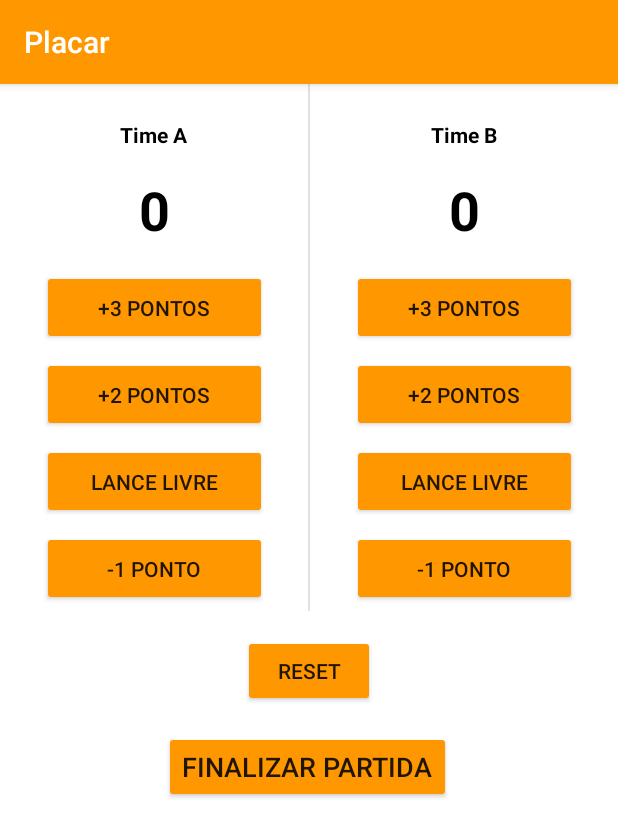
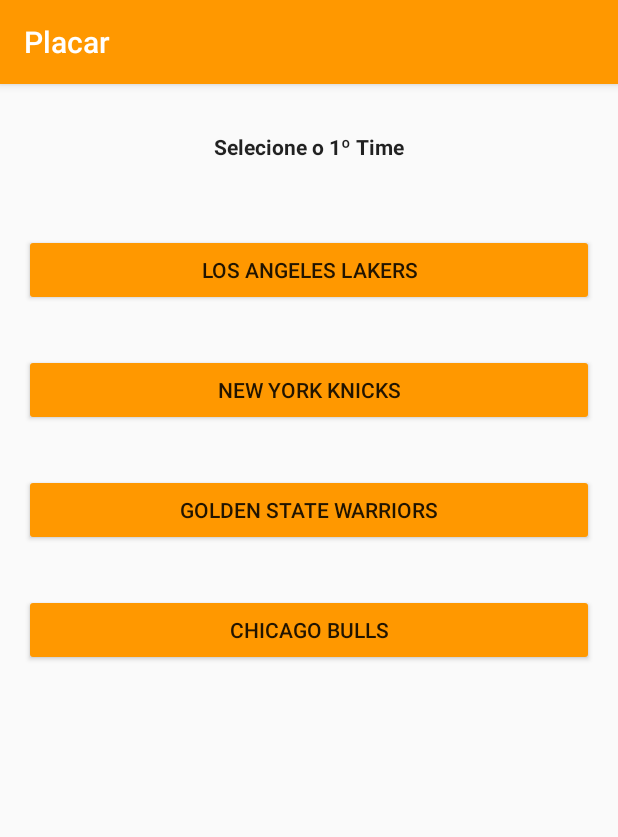
Before and after one commit to PauloFerreira-S/Placar, an Android app: the screen it shows after launch (MainActivity before the commit, Activity1 after it), on a phone screen of 412 x 824 dp. Shown: the top 837 px of the screen. Run offline under Robolectric (Android 15) with nearby library versions, the phone set to English and light mode, and no system bars.

Commit message:
Version 3.0

```diff
--- a/app/build.gradle
+++ b/app/build.gradle
@@ -10,8 +10,8 @@ android {
         applicationId "com.paulo.placar"
         minSdkVersion 24
         targetSdkVersion 30
-        versionCode 2
-        versionName "2.0"
+        versionCode 3
+        versionName "3.0"
 
         testInstrumentationRunner "androidx.test.runner.AndroidJUnitRunner"
     }
--- a/app/src/main/AndroidManifest.xml
+++ b/app/src/main/AndroidManifest.xml
@@ -9,14 +9,16 @@
         android:roundIcon="@mipmap/ic_launcher_round"
         android:supportsRtl="true"
         android:theme="@style/AppTheme">
-        <activity android:name=".Activity2"></activity>
-        <activity android:name=".MainActivity">
+        <activity android:name=".Activity1_1"></activity>
+        <activity android:name=".Activity1">
             <intent-filter>
                 <action android:name="android.intent.action.MAIN" />
 
                 <category android:name="android.intent.category.LAUNCHER" />
             </intent-filter>
         </activity>
+        <activity android:name=".Activity2" />
+        <activity android:name=".MainActivity" />
     </application>
 
 </manifest>
--- /dev/null
+++ b/app/src/main/java/com/paulo/placar/Activity1.kt
@@ -0,0 +1,39 @@
+package com.paulo.placar
+
+import android.content.Intent
+import androidx.appcompat.app.AppCompatActivity
+import android.os.Bundle
+import kotlinx.android.synthetic.main.activity_1.*
+
+
+class Activity1 : AppCompatActivity() {
+    override fun onCreate(savedInstanceState: Bundle?) {
+        super.onCreate(savedInstanceState)
+        setContentView(R.layout.activity_1)
+        btn_lal.setOnClickListener(){
+            var time_a = btn_lal.text.toString()
+            val intent = Intent(this@Activity1, Activity1_1::class.java)
+            intent.putExtra("Time1", time_a)
+            startActivity(intent)
+        }
+        btn_nyk.setOnClickListener(){
+            var time_a = btn_nyk.text.toString()
+            val intent = Intent(this@Activity1, Activity1_1::class.java)
+            intent.putExtra("Time1", time_a)
+            startActivity(intent)
+        }
+        btn_gsw.setOnClickListener(){
+            var time_a = btn_gsw.text.toString()
+            val intent = Intent(this@Activity1, Activity1_1::class.java)
+            intent.putExtra("Time1", time_a)
+            startActivity(intent)
+        }
+        btn_cb.setOnClickListener(){
+            var time_a = btn_cb.text.toString()
+            val intent = Intent(this@Activity1, Activity1_1::class.java)
+            intent.putExtra("Time1", time_a)
+            startActivity(intent)
+        }
+
+    }
+}
--- /dev/null
+++ b/app/src/main/res/layout/activity_1.xml
@@ -0,0 +1,77 @@
+<?xml version="1.0" encoding="utf-8"?>
+<androidx.constraintlayout.widget.ConstraintLayout xmlns:android="http://schemas.android.com/apk/res/android"
+    xmlns:app="http://schemas.android.com/apk/res-auto"
+    xmlns:tools="http://schemas.android.com/tools"
+    android:layout_width="match_parent"
+    android:layout_height="match_parent"
+    tools:context=".Activity1">
+
+    <Button
+        android:id="@+id/btn_cb"
+        android:layout_width="0dp"
+        android:layout_height="wrap_content"
+        android:layout_marginStart="16dp"
+        android:layout_marginTop="32dp"
+        android:layout_marginEnd="16dp"
+        android:backgroundTint="#FF9800"
+        android:text="Chicago Bulls"
+        app:layout_constraintEnd_toEndOf="parent"
+        app:layout_constraintHorizontal_bias="0.498"
+        app:layout_constraintStart_toStartOf="parent"
+        app:layout_constraintTop_toBottomOf="@+id/btn_gsw" />
+
+    <Button
+        android:id="@+id/btn_lal"
+        android:layout_width="0dp"
+        android:layout_height="wrap_content"
+        android:layout_marginStart="16dp"
+        android:layout_marginTop="100dp"
+        android:layout_marginEnd="16dp"
+        android:backgroundTint="#FF9800"
+        android:text="Los Angeles Lakers"
+        app:layout_constraintEnd_toEndOf="parent"
+        app:layout_constraintHorizontal_bias="0.498"
+        app:layout_constraintStart_toStartOf="parent"
+        app:layout_constraintTop_toTopOf="parent" />
+
+    <Button
+        android:id="@+id/btn_gsw"
+        android:layout_width="0dp"
+        android:layout_height="wrap_content"
+        android:layout_marginStart="16dp"
+        android:layout_marginTop="32dp"
+        android:layout_marginEnd="16dp"
+        android:backgroundTint="#FF9800"
+        android:text="Golden State Warriors"
+        app:layout_constraintEnd_toEndOf="parent"
+        app:layout_constraintHorizontal_bias="0.0"
+        app:layout_constraintStart_toStartOf="parent"
+        app:layout_constraintTop_toBottomOf="@+id/btn_nyk" />
+
+    <Button
+        android:id="@+id/btn_nyk"
+        android:layout_width="0dp"
+        android:layout_height="wrap_content"
+        android:layout_marginStart="16dp"
+        android:layout_marginTop="32dp"
+        android:layout_marginEnd="16dp"
+        android:backgroundTint="#FF9800"
+        android:text="New York Knicks"
+        app:layout_constraintEnd_toEndOf="parent"
+        app:layout_constraintHorizontal_bias="0.498"
+        app:layout_constraintStart_toStartOf="parent"
+        app:layout_constraintTop_toBottomOf="@+id/btn_lal" />
+
+    <TextView
+        android:id="@+id/textView4"
+        android:layout_width="wrap_content"
+        android:layout_height="wrap_content"
+        android:layout_marginTop="32dp"
+        android:text="Selecione o 1º Time"
+        android:textAppearance="@style/TextAppearance.AppCompat.Body1"
+        android:textStyle="bold"
+        app:layout_constraintEnd_toEndOf="parent"
+        app:layout_constraintStart_toStartOf="parent"
+        app:layout_constraintTop_toTopOf="parent" />
+
+</androidx.constraintlayout.widget.ConstraintLayout>
--- a/app/src/main/res/layout/activity_main.xml
+++ b/app/src/main/res/layout/activity_main.xml
@@ -118,7 +118,7 @@
 
     <TextView
         android:id="@+id/textView"
-        android:layout_width="80dp"
+        android:layout_width="200dp"
         android:layout_height="wrap_content"
         android:layout_marginTop="24dp"
         android:text="Time A"
@@ -132,7 +132,7 @@
 
     <TextView
         android:id="@+id/textView2"
-        android:layout_width="80dp"
+        android:layout_width="200dp"
         android:layout_height="wrap_content"
         android:layout_marginTop="24dp"
         android:text="Time B"
```
Also changed, not shown: app/src/main/java/com/paulo/placar/Activity1_1.kt (added, +86 -0 lines), app/src/main/java/com/paulo/placar/Activity2.kt (+24 -10 lines), app/src/main/java/com/paulo/placar/MainActivity.kt (+25 -8 lines), app/src/main/res/layout/activity_activity1_1.xml (added, +78 -0 lines).
